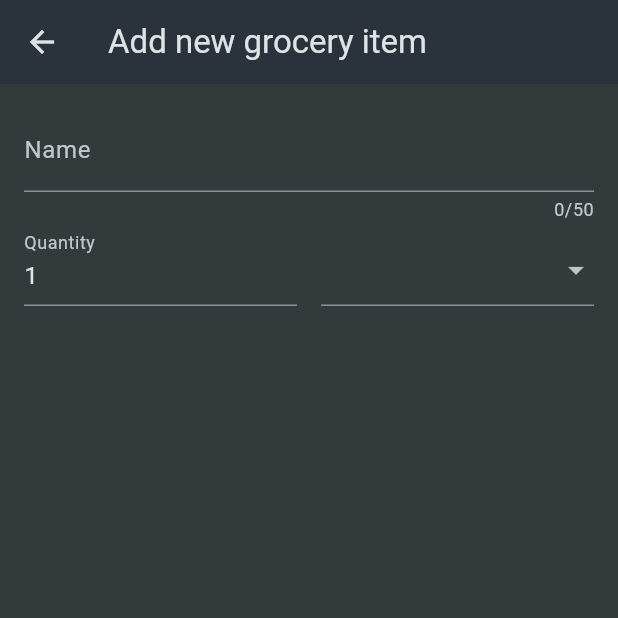
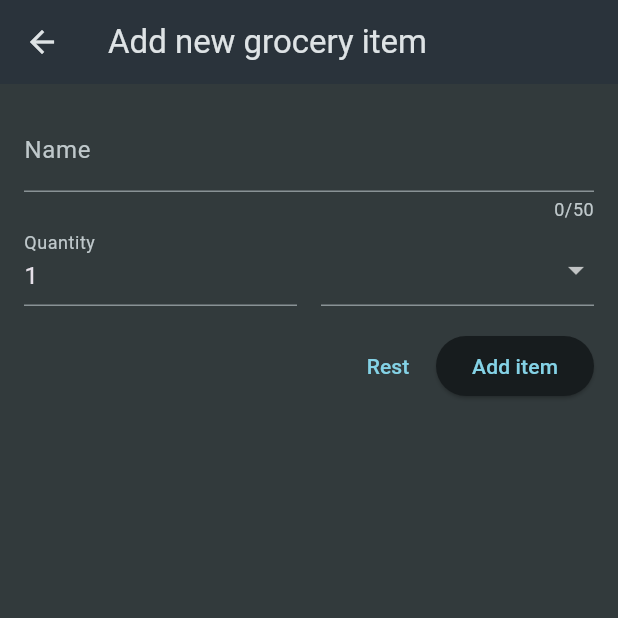
Before and after one commit to FadyFawzyOfficial/shopping_list, a Flutter app: the NewGroceryView screen opened directly, on a phone screen of 412 x 824 dp, the top half of it. Run offline on Flutter 3.47's test engine with Material 3 defaults, Android fonts, the phone set to English and light mode, and no system bars.

Commit message:
3. Add 2 buttons to form, 1 to reset & 1 to submit the form

```diff
--- a/lib/views/new_grocery_view.dart
+++ b/lib/views/new_grocery_view.dart
@@ -55,6 +55,20 @@ class _NewGroceryViewState extends State<NewGroceryView> {
                     ),
                   ),
                 ],
+              ),
+              const SizedBox(height: 16),
+              Row(
+                mainAxisAlignment: MainAxisAlignment.end,
+                children: [
+                  TextButton(
+                    onPressed: () {},
+                    child: const Text('Rest'),
+                  ),
+                  ElevatedButton(
+                    onPressed: () {},
+                    child: const Text('Add item'),
+                  ),
+                ],
               )
             ],
           ),
```
